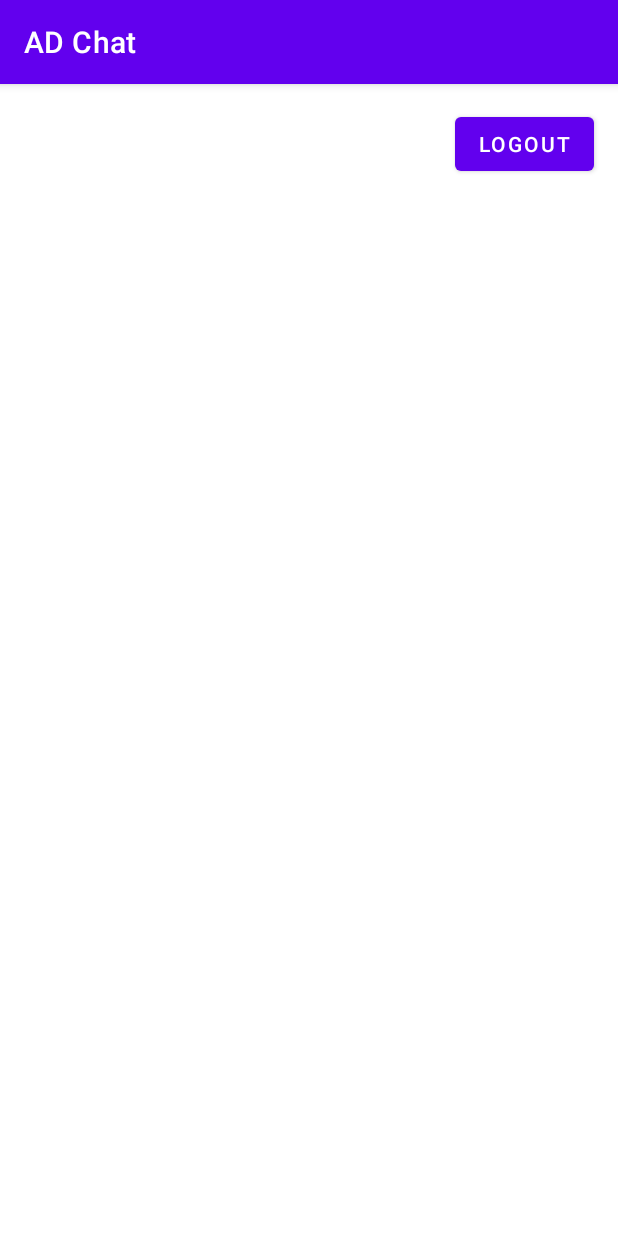
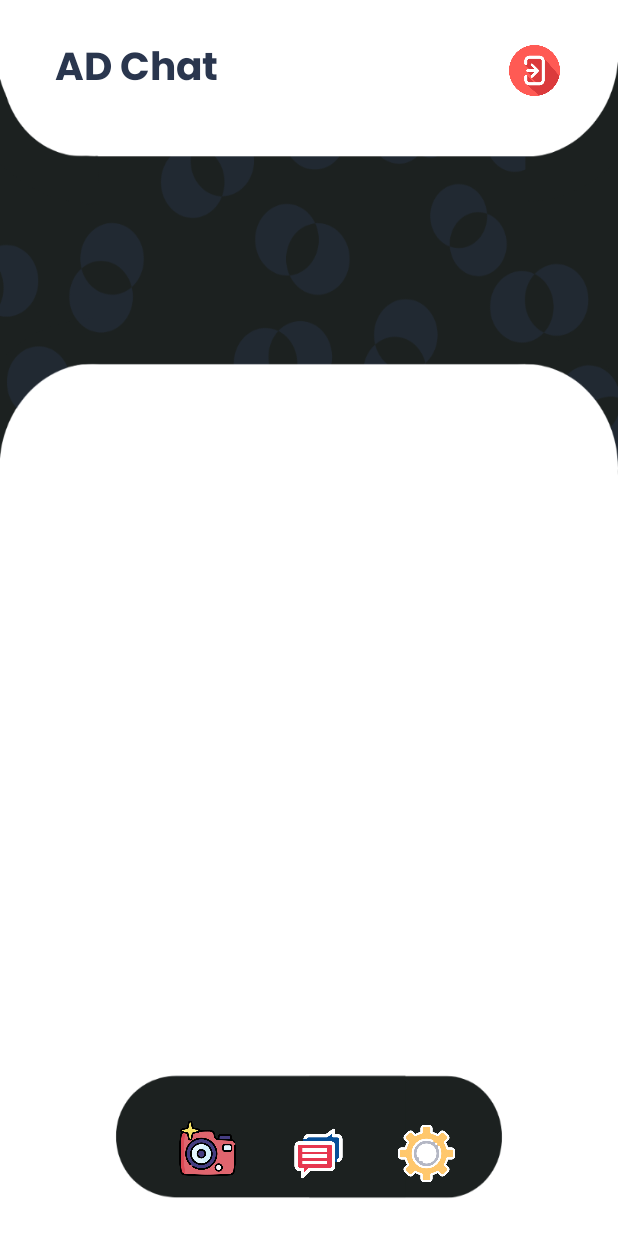
Before and after one commit to adjooy/ADChat2, an Android app: the screen it shows after launch once a user with an empty profile is signed in (home), on a phone screen of 412 x 824 dp. Run offline under Robolectric (Android 15) with nearby library versions, the phone set to English and light mode, and no system bars; our stand-ins replace CircleImageView, Firebase (no records; nobody signed in at launch, a user with empty details on screens opened directly), Picasso, sdp/ssp sizes.

Commit message:
running but user not showing

```diff
--- a/app/build.gradle
+++ b/app/build.gradle
@@ -52,6 +52,8 @@ dependencies {
     implementation 'de.hdodenhof:circleimageview:3.1.0'
     implementation 'com.github.bumptech.glide:glide:4.12.0'
     annotationProcessor 'com.github.bumptech.glide:compiler:4.12.0'
+    implementation 'com.squareup.picasso:picasso:2.71828' // Use the latest version available
+
 
 
 
--- a/app/src/main/java/com/example/adchat/MainActivity.java
+++ b/app/src/main/java/com/example/adchat/MainActivity.java
@@ -12,7 +12,6 @@ import com.google.firebase.auth.FirebaseUser;
 import java.util.Objects;
 
 public class MainActivity extends AppCompatActivity {
-    private Handler handler;
 
     @Override
     protected void onCreate(Bundle savedInstanceState) {
@@ -20,7 +19,7 @@ public class MainActivity extends AppCompatActivity {
         setContentView(R.layout.activity_main);
         Objects.requireNonNull(getSupportActionBar()).hide();
 
-        handler = new Handler();
+        Handler handler = new Handler();
         handler.postDelayed(new Runnable() {
             @Override
             public void run() {
--- /dev/null
+++ b/app/src/main/java/com/example/adchat/UserAdapter.java
@@ -0,0 +1,60 @@
+package com.example.adchat;
+
+
+import android.view.LayoutInflater;
+import android.view.View;
+import android.view.ViewGroup;
+import android.widget.TextView;
+import androidx.annotation.NonNull;
+import androidx.recyclerview.widget.RecyclerView;
+import com.squareup.picasso.Picasso;
+import java.util.ArrayList;
+import de.hdodenhof.circleimageview.CircleImageView;
+
+
+public class UserAdapter extends RecyclerView.Adapter<UserAdapter.viewholder> {
+    home home;
+    ArrayList<Users> arrayList;
+
+    public UserAdapter(home home, ArrayList<Users> arrayList) {
+
+        this.home = home;
+        this.arrayList = arrayList;
+    }
+
+    @NonNull
+    @Override
+    public UserAdapter.viewholder onCreateViewHolder(@NonNull ViewGroup parent, int viewType) {
+        View view = LayoutInflater.from(home).inflate(R.layout.user_item,parent,false);
+        return new viewholder(view);
+    }
+
+    @Override
+    public void onBindViewHolder(@NonNull UserAdapter.viewholder holder, int position) {
+
+        Users users = arrayList.get(position);
+        holder.username.setText(users.userName);
+        holder.userstatus.setText(users.status);
+        Picasso.get().load(users.profile_photo).into(holder.userimg);
+
+
+    }
+
+    @Override
+    public int getItemCount() {
+        return arrayList.size();
+    }
+
+    public class viewholder extends RecyclerView.ViewHolder {
+
+        CircleImageView userimg;
+        TextView username;
+        TextView userstatus;
+        public viewholder(@NonNull View itemView) {
+            super(itemView);
+            userimg = itemView.findViewById(R.id.userimg);
+            username = itemView.findViewById(R.id.username);
+            userstatus = itemView.findViewById(R.id.userstatus);
+        }
+    }
+}
--- a/app/src/main/java/com/example/adchat/home.java
+++ b/app/src/main/java/com/example/adchat/home.java
@@ -4,16 +4,60 @@ import android.content.Intent;
 import android.os.Bundle;
 import android.view.View;
 
+import androidx.annotation.NonNull;
 import androidx.appcompat.app.AppCompatActivity;
+import androidx.recyclerview.widget.LinearLayoutManager;
+import androidx.recyclerview.widget.RecyclerView;
 
 import com.google.firebase.auth.FirebaseAuth;
+import com.google.firebase.database.DataSnapshot;
+import com.google.firebase.database.DatabaseError;
+import com.google.firebase.database.DatabaseReference;
+import com.google.firebase.database.FirebaseDatabase;
+import com.google.firebase.database.ValueEventListener;
+
+import java.util.ArrayList;
 
 public class home extends AppCompatActivity {
+
+    FirebaseAuth auth;
+    RecyclerView recyclerView;
+    UserAdapter userAdapter;
+    FirebaseDatabase database;
+    ArrayList<Users> arrayList;
 
     @Override
     protected void onCreate(Bundle savedInstanceState) {
         super.onCreate(savedInstanceState);
         setContentView(R.layout.activity_home);
+        database = FirebaseDatabase.getInstance();
+
+        getSupportActionBar().hide();
+
+        recyclerView = findViewById(R.id.mainUserRecyclerView);
+        recyclerView.setLayoutManager(new LinearLayoutManager(this));
+
+        arrayList = new ArrayList<>();
+        userAdapter = new UserAdapter(home.this, arrayList);
+        recyclerView.setAdapter(userAdapter);
+
+        DatabaseReference reference = database.getReference().child("user");
+
+        reference.addValueEventListener(new ValueEventListener() {
+            @Override
+            public void onDataChange(@NonNull DataSnapshot snapshot) {
+                for (DataSnapshot dataSnapshot : snapshot.getChildren()) {
+                    Users users = dataSnapshot.getValue(Users.class);
+                    arrayList.add(users);
+                }
+                userAdapter.notifyDataSetChanged();
+            }
+
+            @Override
+            public void onCancelled(@NonNull DatabaseError error) {
+
+            }
+        });
     }
 
     public void logout(View view) {
--- a/app/src/main/java/com/example/adchat/login.java
+++ b/app/src/main/java/com/example/adchat/login.java
@@ -24,7 +24,6 @@ import java.util.Objects;
 public class login extends AppCompatActivity {
 
     private FirebaseAuth auth;
-    private Button loginButton, createAccount;
     private EditText logMail, logPassword;
 
     @Override
@@ -42,8 +41,8 @@ public class login extends AppCompatActivity {
         }
 
         // Initialize views
-        createAccount = findViewById(R.id.createAccount);
-        loginButton = findViewById(R.id.loginButton);
+        Button createAccount = findViewById(R.id.createAccount);
+        Button loginButton = findViewById(R.id.loginButton);
         logMail = findViewById(R.id.rgName);
         logPassword = findViewById(R.id.rgPass2);
 
--- a/app/src/main/res/layout/activity_home.xml
+++ b/app/src/main/res/layout/activity_home.xml
@@ -1,24 +1,104 @@
 <?xml version="1.0" encoding="utf-8"?>
-<androidx.constraintlayout.widget.ConstraintLayout
+<RelativeLayout
     xmlns:android="http://schemas.android.com/apk/res/android"
     xmlns:app="http://schemas.android.com/apk/res-auto"
     xmlns:tools="http://schemas.android.com/tools"
     android:layout_width="match_parent"
     android:layout_height="match_parent"
+    android:background="@drawable/mainback"
     tools:context=".home">
 
-    <!-- Your existing layout elements -->
 
-    <!-- Add a Logout Button -->
-    <Button
-        android:id="@+id/logoutButton"
+    <LinearLayout
+        android:id="@+id/toolBar"
         android:layout_width="wrap_content"
-        android:layout_height="wrap_content"
-        android:text="@string/logout"
-        android:layout_marginTop="16dp"
-        android:layout_marginEnd="16dp"
-        app:layout_constraintTop_toTopOf="parent"
-        app:layout_constraintEnd_toEndOf="parent"
-        android:onClick="logout"/>
+        android:layout_height="63dp"
+        android:layout_alignParentStart="true"
+        android:layout_alignParentEnd="true"
+        android:layout_marginStart="23dp"
+        android:layout_marginTop="@dimen/_12sdp"
+        android:layout_marginEnd="25dp"
+        android:background="@color/white"
+        android:gravity="right"
+        android:layout_alignParentLeft="true"
+        android:layout_alignParentRight="true"
+        android:layout_marginLeft="23dp"
+        android:layout_marginRight="25dp">
 
-</androidx.constraintlayout.widget.ConstraintLayout>
+        <TextView
+            android:layout_width="match_parent"
+            android:layout_height="wrap_content"
+            android:layout_gravity="center"
+            android:layout_marginStart="@dimen/_10sdp"
+            android:layout_weight="1"
+            android:fontFamily="@font/poppins_bold"
+            android:text="@string/app_name"
+            android:textColor="#2a364e"
+            android:textSize="@dimen/_20sdp"
+            android:layout_marginLeft="@dimen/_10sdp" />
+
+
+        <ImageView
+            android:id="@+id/logoutimg"
+            android:layout_width="@dimen/_26sdp"
+            android:layout_height="@dimen/_26sdp"
+            android:layout_gravity="center"
+            android:layout_marginRight="@dimen/_10sdp"
+            android:background="@drawable/logout"
+            android:transitionName="loout_img" />
+
+    </LinearLayout>
+
+    <androidx.recyclerview.widget.RecyclerView
+        android:id="@+id/mainUserRecyclerView"
+        android:layout_width="376dp"
+        android:layout_height="380dp"
+        android:layout_below="@id/toolBar"
+        android:layout_alignParentStart="true"
+        android:layout_alignParentLeft="true"
+        android:layout_alignParentEnd="true"
+        android:layout_alignParentRight="true"
+        android:layout_alignParentBottom="true"
+        android:layout_marginStart="16dp"
+        android:layout_marginLeft="16dp"
+        android:layout_marginTop="167dp"
+        android:layout_marginEnd="19dp"
+        android:layout_marginRight="19dp"
+        android:layout_marginBottom="104dp" />
+
+    <ImageView
+        android:id="@+id/camBut"
+        android:layout_width="47dp"
+        android:layout_height="38dp"
+        android:layout_alignParentEnd="true"
+        android:layout_alignParentRight="true"
+        android:layout_alignParentBottom="true"
+        android:layout_marginEnd="250dp"
+        android:layout_marginRight="250dp"
+        android:layout_marginBottom="39dp"
+        android:src="@drawable/camera" />
+
+    <ImageView
+        android:layout_width="47dp"
+        android:layout_height="38dp"
+        android:layout_alignParentEnd="true"
+        android:layout_alignParentRight="true"
+        android:layout_alignParentBottom="true"
+        android:layout_marginEnd="176dp"
+        android:layout_marginRight="176dp"
+        android:layout_marginBottom="36dp"
+        android:src="@drawable/chat" />
+
+    <ImageView
+        android:id="@+id/settingBut"
+        android:layout_width="47dp"
+        android:layout_height="38dp"
+        android:layout_alignParentEnd="true"
+        android:layout_alignParentRight="true"
+        android:layout_alignParentBottom="true"
+        android:layout_marginEnd="104dp"
+        android:layout_marginRight="104dp"
+        android:layout_marginBottom="36dp"
+        android:src="@drawable/sett" />
+
+</RelativeLayout>
```
Also changed, not shown: app/src/main/res/drawable/bordermain.xml (added, +21 -0 lines), app/src/main/res/layout/user_item.xml (added, +51 -0 lines).
